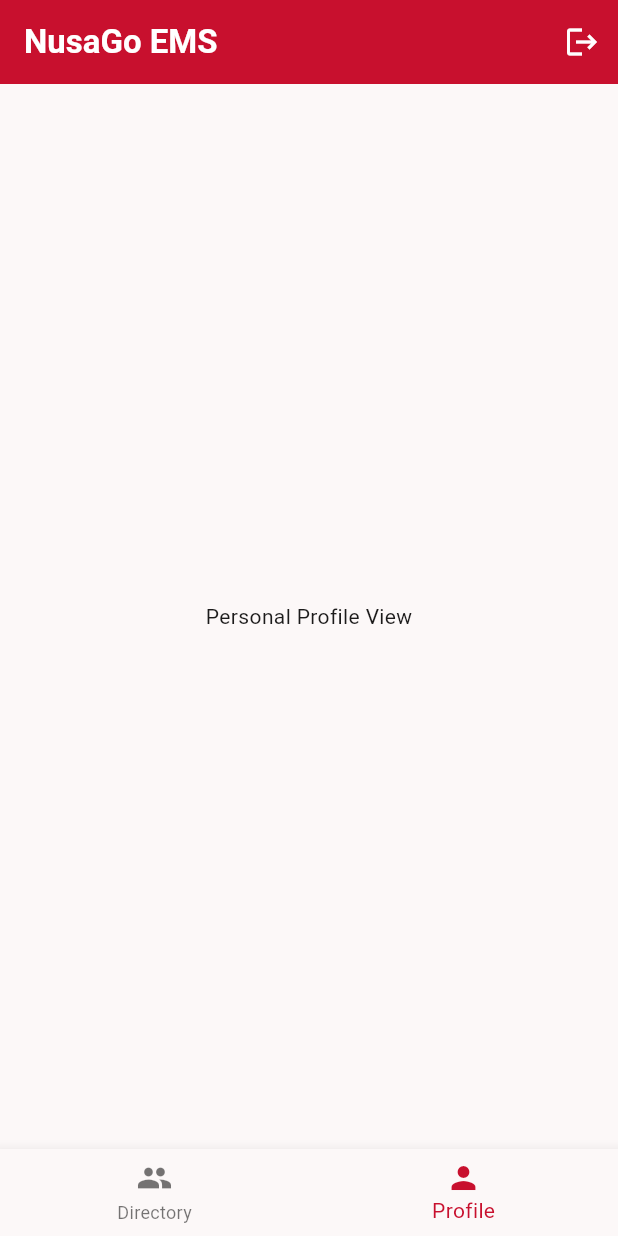
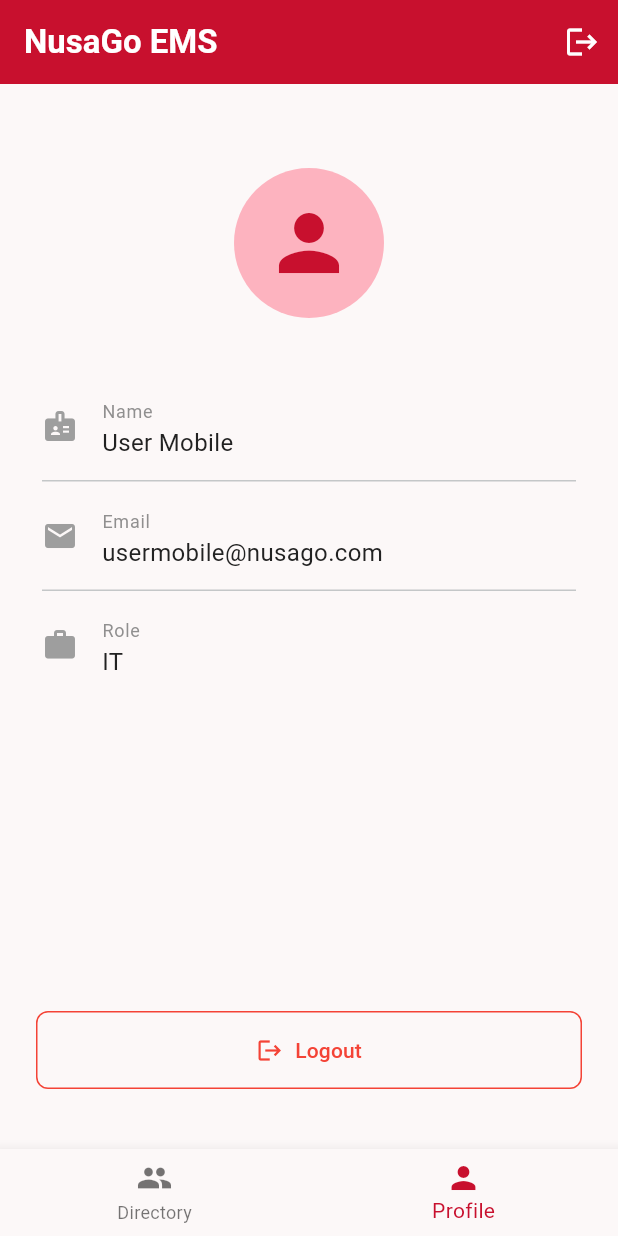
Before and after one commit to kofilake/nusago-ems-mobile, a Flutter app: the EmployeeListView screen opened directly, item 2 of the bottom bar chosen, on a phone screen of 412 x 824 dp. Run offline on Flutter 3.47's test engine with Material 3 defaults, Android fonts, the phone set to English and light mode, and no system bars; our stand-ins replace dartz, dio, equatable, flutter_bloc, flutter_secure_storage, get_it and 1 more; accounts and stored records are empty; network calls fail.

Commit message:
feat: added personal profile template

```diff
--- a/lib/features/employees/presentation/pages/employee_page.dart
+++ b/lib/features/employees/presentation/pages/employee_page.dart
@@ -140,6 +140,71 @@
   }
 
   Widget _buildProfileTab() {
-    return const Center(child: Text('Personal Profile View'));
+    return Padding(
+      padding: const EdgeInsets.all(24.0),
+      child: Column(
+        children: [
+          const SizedBox(height: 32),
+          // Avatar Placeholder
+          CircleAvatar(
+            radius: 50,
+            backgroundColor: MaterialTheme.primaryRedBorder,
+            child: const Icon(Icons.person, size: 60, color: MaterialTheme.primaryRed),
+          ),
+          const SizedBox(height: 32),
+
+          // Details Placeholder
+          const Card(
+            elevation: 0,
+            color: Colors.transparent,
+            child: Column(
+              children: [
+                ListTile(
+                  contentPadding: EdgeInsets.zero,
+                  leading: Icon(Icons.badge, color: MaterialTheme.iconGrey),
+                  title: Text('Name', style: TextStyle(fontSize: 12, color: MaterialTheme.textSecondary)),
+                  subtitle: Text('User Mobile', style: TextStyle(fontSize: 16, fontWeight: FontWeight.normal, color: MaterialTheme.textPrimary)),
+                ),
+                Divider(height: 1),
+                ListTile(
+                  contentPadding: EdgeInsets.zero,
+                  leading: Icon(Icons.email, color: MaterialTheme.iconGrey),
+                  title: Text('Email', style: TextStyle(fontSize: 12, color: MaterialTheme.textSecondary)),
+                  subtitle: Text('usermobile@nusago.com', style: TextStyle(fontSize: 16, fontWeight: FontWeight.normal, color: MaterialTheme.textPrimary)),
+                ),
+                Divider(height: 1),
+                ListTile(
+                  contentPadding: EdgeInsets.zero,
+                  leading: Icon(Icons.work, color: MaterialTheme.iconGrey),
+                  title: Text('Role', style: TextStyle(fontSize: 12, color: MaterialTheme.textSecondary)),
+                  subtitle: Text('IT', style: TextStyle(fontSize: 16, fontWeight: FontWeight.normal, color: MaterialTheme.textPrimary)),
+                ),
+              ],
+            ),
+          ),
+
+          const Spacer(),
+
+          SizedBox(
+            width: double.infinity,
+            child: OutlinedButton.icon(
+              onPressed: () {
+                context.read<AuthBloc>().add(LogoutRequested());
+              },
+              icon: const Icon(Icons.logout, color: Colors.red),
+              label: const Text('Logout', style: TextStyle(color: Colors.red)),
+              style: OutlinedButton.styleFrom(
+                side: const BorderSide(color: Colors.red),
+                padding: const EdgeInsets.symmetric(vertical: 16),
+                shape: RoundedRectangleBorder(
+                  borderRadius: BorderRadius.circular(8),
+                ),
+              ),
+            ),
+          ),
+          const SizedBox(height: 16),
+        ],
+      ),
+    );
   }
 }
```
